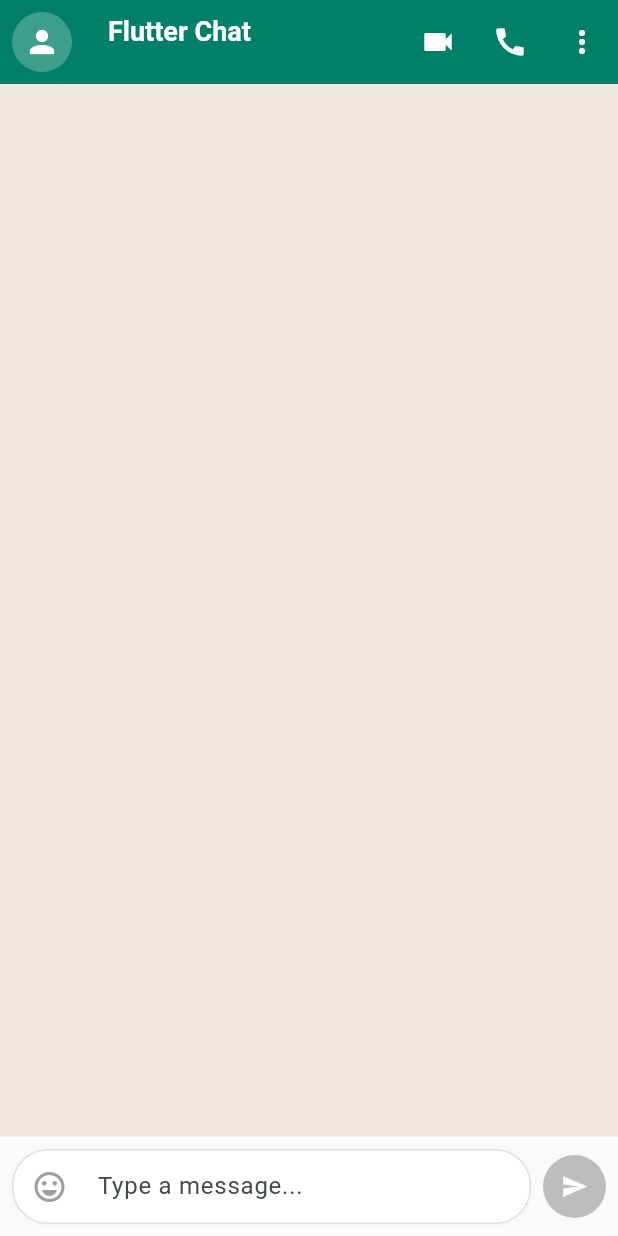
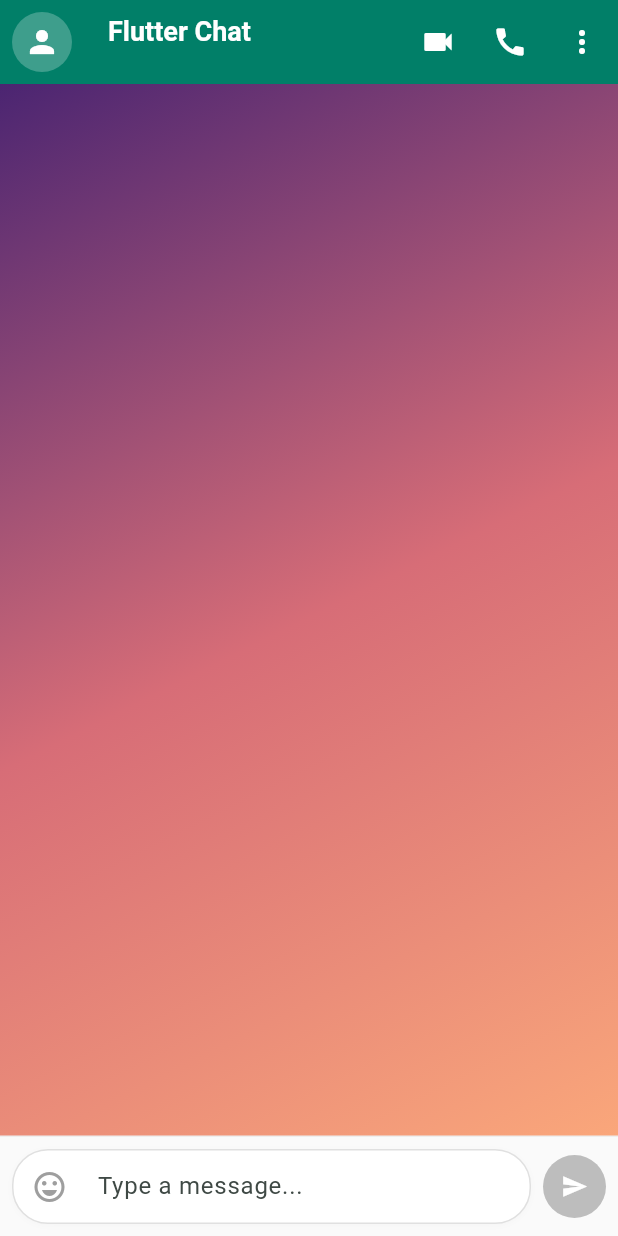
Before and after one commit to sisodiyaashraf/flutter_chat_app, a Flutter app: the ChatPage screen opened directly with empty values, on a phone screen of 412 x 824 dp. Run offline on Flutter 3.47's test engine with Material 3 defaults, Android fonts, the phone set to English and light mode, and no system bars; our stand-ins replace equatable, get_it, socket_io_client; network calls fail.

Commit message:
feat: add chat app theme configuration, chat page UI, and message bubble widget

```diff
--- a/lib/core/theme.dart
+++ b/lib/core/theme.dart
@@ -10,3 +10,54 @@ final ThemeData appTheme = ThemeData(
   useMaterial3: true,
   // You can add further theme customizations (e.g., textTheme) here.
 );
+
+// ----------------------------------------------------------------------
+// Gradient and texture definitions used throughout the chat UI
+// ----------------------------------------------------------------------
+class AppTheme {
+  // Background gradient for the chat screen
+  static const LinearGradient chatBackgroundGradient = LinearGradient(
+    begin: Alignment.topLeft,
+    end: Alignment.bottomRight,
+    colors: [
+      Color(0xFF3A1C71), // deep purple
+      Color(0xFFd76d77), // soft pink‑red
+      Color(0xFFffaf7b), // warm orange
+    ],
+  );
+
+  // Text styles
+  static const TextStyle typingStatus = TextStyle(
+    color: Colors.white70,
+    fontStyle: FontStyle.italic,
+  );
+
+  // Bubble decorations – customize colors as you wish
+  static const BoxDecoration incomingBubbleDecoration = BoxDecoration(
+    gradient: LinearGradient(
+      colors: [Color(0xFF5A3F78), Color(0xFF2C2A4A)],
+      begin: Alignment.topLeft,
+      end: Alignment.bottomRight,
+    ),
+    borderRadius: BorderRadius.only(
+      topLeft: Radius.circular(0),
+      topRight: Radius.circular(20),
+      bottomLeft: Radius.circular(20),
+      bottomRight: Radius.circular(20),
+    ),
+  );
+
+  static const BoxDecoration outgoingBubbleDecoration = BoxDecoration(
+    gradient: LinearGradient(
+      colors: [Color(0xFF4DA0B0), Color(0xFFD39D38)],
+      begin: Alignment.topLeft,
+      end: Alignment.bottomRight,
+    ),
+    borderRadius: BorderRadius.only(
+      topLeft: Radius.circular(20),
+      topRight: Radius.circular(0),
+      bottomLeft: Radius.circular(20),
+      bottomRight: Radius.circular(20),
+    ),
+  );
+}
--- a/lib/features/chat/presentation/pages/chat_page.dart
+++ b/lib/features/chat/presentation/pages/chat_page.dart
@@ -1,6 +1,7 @@
 import 'package:flutter/material.dart';
 import 'package:provider/provider.dart';
 import '../../../../core/service_locator.dart';
+import '../../../../core/theme.dart';
 import '../provider/chat_provider.dart';
 
 import '../widgets/message_list.dart';
@@ -22,12 +23,9 @@ class _ChatPageState extends State<ChatPage> {
   // Dependency Injection
   late final ChatProvider _provider;
 
-
   // Controllers
 
-
   // State
-
 
   @override
   void initState() {
@@ -44,7 +42,6 @@ class _ChatPageState extends State<ChatPage> {
     super.dispose();
   }
 
-
   // --- Provider‑driven UI ---
   // No longer implements ChatView; UI reacts to provider changes via Consumer.
 
@@ -54,8 +51,12 @@ class _ChatPageState extends State<ChatPage> {
   Widget build(BuildContext context) {
     return ChangeNotifierProvider.value(
       value: _provider,
+      child: Container(
+        decoration: const BoxDecoration(
+          gradient: AppTheme.chatBackgroundGradient,
+        ),
         child: Scaffold(
-      backgroundColor: const Color(0xFFEFE7DE), // Chat Background Color
+          backgroundColor: Colors.transparent,
           appBar: AppBar(
             elevation: 1,
             backgroundColor: const Color(0xFF008069), // Teal Color
@@ -78,7 +79,7 @@ class _ChatPageState extends State<ChatPage> {
                 Text(
                   widget.username,
                   style: const TextStyle(fontSize: 12, color: Colors.white70),
-            )
+                ),
               ],
             ),
             actions: [
@@ -97,8 +98,8 @@ class _ChatPageState extends State<ChatPage> {
               const ChatInputArea(),
             ],
           ),
-    ));
+        ),
+      ),
+    );
   }
-
-
 }
--- a/lib/features/chat/presentation/widgets/message_bubble.dart
+++ b/lib/features/chat/presentation/widgets/message_bubble.dart
@@ -1,6 +1,7 @@
 import 'package:flutter/material.dart';
 import 'package:intl/intl.dart';
 import '../../domain/entities/message_entity.dart';
+import '../../../../core/theme.dart';
 
 class MessageBubble extends StatelessWidget {
   final MessageEntity message;
@@ -61,22 +62,7 @@ class MessageBubble extends StatelessWidget {
                 maxWidth: MediaQuery.of(context).size.width * 0.72,
               ),
               padding: const EdgeInsets.symmetric(vertical: 8, horizontal: 12),
-              decoration: BoxDecoration(
-                color: isMe ? const Color(0xFFDCF8C6) : Colors.white,
-                borderRadius: BorderRadius.only(
-                  topLeft: const Radius.circular(14),
-                  topRight: const Radius.circular(14),
-                  bottomLeft: isMe ? const Radius.circular(14) : Radius.zero,
-                  bottomRight: isMe ? Radius.zero : const Radius.circular(14),
-                ),
-                boxShadow: [
-                  BoxShadow(
-                    color: Colors.black.withOpacity(0.04),
-                    blurRadius: 2,
-                    offset: const Offset(0, 1),
-                  ),
-                ],
-              ),
+              decoration: isMe ? AppTheme.outgoingBubbleDecoration : AppTheme.incomingBubbleDecoration,
               child: Column(
                 crossAxisAlignment: CrossAxisAlignment.start,
                 mainAxisSize: MainAxisSize.min,
```
Lines whose indentation alone changed are shown as unchanged.
